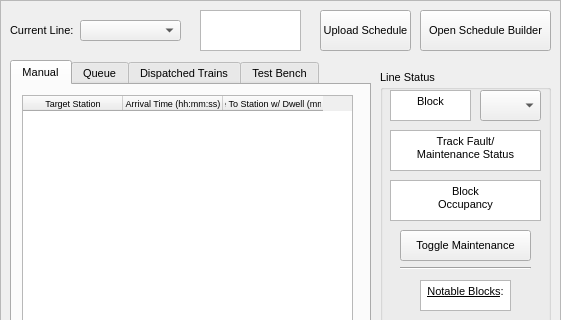
First picture: the form in Modules/CTC/Frontend/CTC_UI.ui, repository keshavshankar08/ECE1140, before the edit; both pictures show x 0 to 561 and y 0 to 320 of the 561 by 591 pixel window.
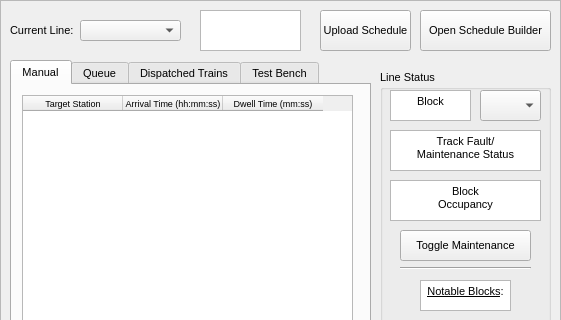
Second picture: the form after the edit.

```diff
--- a/Modules/CTC/Frontend/CTC_UI.ui
+++ b/Modules/CTC/Frontend/CTC_UI.ui
@@ -450,7 +450,7 @@
        </column>
        <column>
         <property name="text">
-         <string>Time To Station w/ Dwell (mm:ss)</string>
+         <string>Dwell Time (mm:ss)</string>
         </property>
         <property name="font">
          <font>
```
Left out of the diff: 4 changed lines with no effect on the pictures.
